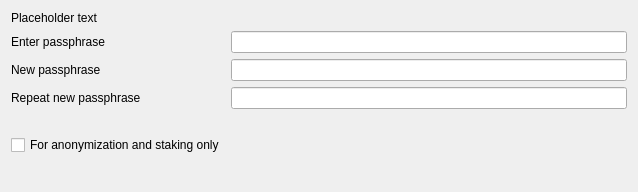
Before: the Qt Designer form src/qt/forms/askpassphrasedialog.ui in bulwark-crypto/Bulwark, drawn with Qt 5.
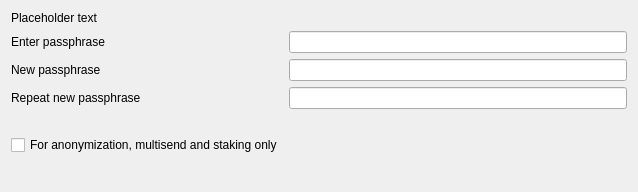
After: the same form once the commit is applied. Custom widgets are drawn as their Qt base class.

What changed in the file:
```diff
--- a/src/qt/forms/askpassphrasedialog.ui
+++ b/src/qt/forms/askpassphrasedialog.ui
@@ -120,7 +120,7 @@
         <string>Serves to disable the trivial sendmoney when OS account compromised. Provides no real security.</string>
        </property>
        <property name="text">
-        <string>For anonymization and staking only</string>
+        <string>For anonymization, multisend and staking only</string>
        </property>
       </widget>
      </item>
```
